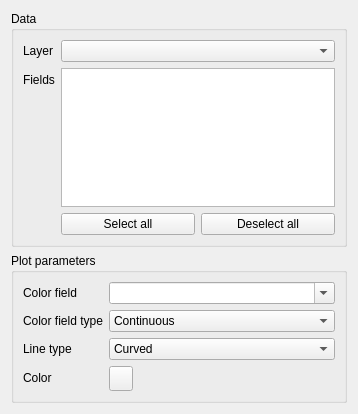
Above: eis_qgis_plugin/resources/ui/eda/wizard_plot_parallel_coordinates.ui from GispoCoding/eis_qgis_plugin before the change. Below: the same form after it.
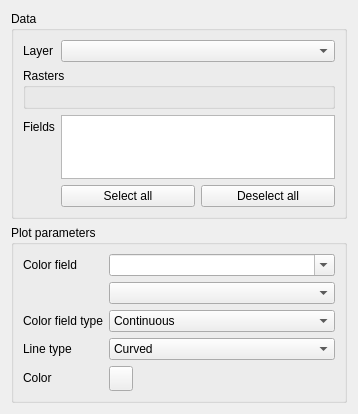
That is the form after the change. Custom widgets are drawn as their Qt base class.

Commit message: Enable parallel coordinates plot for rasters

The edit to the form file:
```diff
--- a/eis_qgis_plugin/resources/ui/eda/wizard_plot_parallel_coordinates.ui
+++ b/eis_qgis_plugin/resources/ui/eda/wizard_plot_parallel_coordinates.ui
@@ -54,14 +54,14 @@
       <item row="0" column="1">
        <widget class="QgsMapLayerComboBox" name="layer"/>
       </item>
-      <item row="1" column="0">
-       <widget class="QLabel" name="label_3">
+      <item row="3" column="0">
+       <widget class="QLabel" name="fields_label">
         <property name="text">
          <string>Fields</string>
         </property>
        </widget>
       </item>
-      <item row="1" column="1">
+      <item row="3" column="1">
        <widget class="QListWidget" name="fields">
         <property name="sizePolicy">
          <sizepolicy hsizetype="Expanding" vsizetype="Preferred">
@@ -77,7 +77,7 @@
         </property>
        </widget>
       </item>
-      <item row="2" column="1">
+      <item row="4" column="1">
        <layout class="QHBoxLayout" name="horizontalLayout">
         <item>
          <widget class="QPushButton" name="select_all_btn">
@@ -95,6 +95,18 @@
         </item>
        </layout>
       </item>
+      <item row="2" column="0" colspan="2">
+       <widget class="QGroupBox" name="rasters_box">
+        <property name="title">
+         <string>Rasters</string>
+        </property>
+        <layout class="QVBoxLayout" name="verticalLayout_3">
+         <item>
+          <layout class="QVBoxLayout" name="rasters_layout"/>
+         </item>
+        </layout>
+       </widget>
+      </item>
      </layout>
     </widget>
    </item>
@@ -124,14 +136,14 @@
         </property>
        </widget>
       </item>
-      <item row="2" column="0">
+      <item row="3" column="0">
        <widget class="QLabel" name="label_116">
         <property name="text">
          <string>Line type</string>
         </property>
        </widget>
       </item>
-      <item row="2" column="1">
+      <item row="3" column="1">
        <widget class="QComboBox" name="line_type">
         <item>
          <property name="text">
@@ -145,14 +157,14 @@
         </item>
        </widget>
       </item>
-      <item row="1" column="0">
+      <item row="2" column="0">
        <widget class="QLabel" name="label_4">
         <property name="text">
          <string>Color field type</string>
         </property>
        </widget>
       </item>
-      <item row="1" column="1">
+      <item row="2" column="1">
        <widget class="QComboBox" name="color_field_type">
         <item>
          <property name="text">
@@ -166,14 +178,14 @@
         </item>
        </widget>
       </item>
-      <item row="3" column="0">
+      <item row="4" column="0">
        <widget class="QLabel" name="label_5">
         <property name="text">
          <string>Color</string>
         </property>
        </widget>
       </item>
-      <item row="3" column="1">
+      <item row="4" column="1">
        <widget class="QgsColorButton" name="color">
         <property name="minimumSize">
          <size>
@@ -190,6 +202,9 @@
         </property>
        </widget>
       </item>
+      <item row="1" column="1">
+       <widget class="QComboBox" name="color_field_rasters"/>
+      </item>
      </layout>
     </widget>
    </item>
```
Left out of the diff: 1 changed line with no effect on the pictures. The commit also changes 2 other files.
